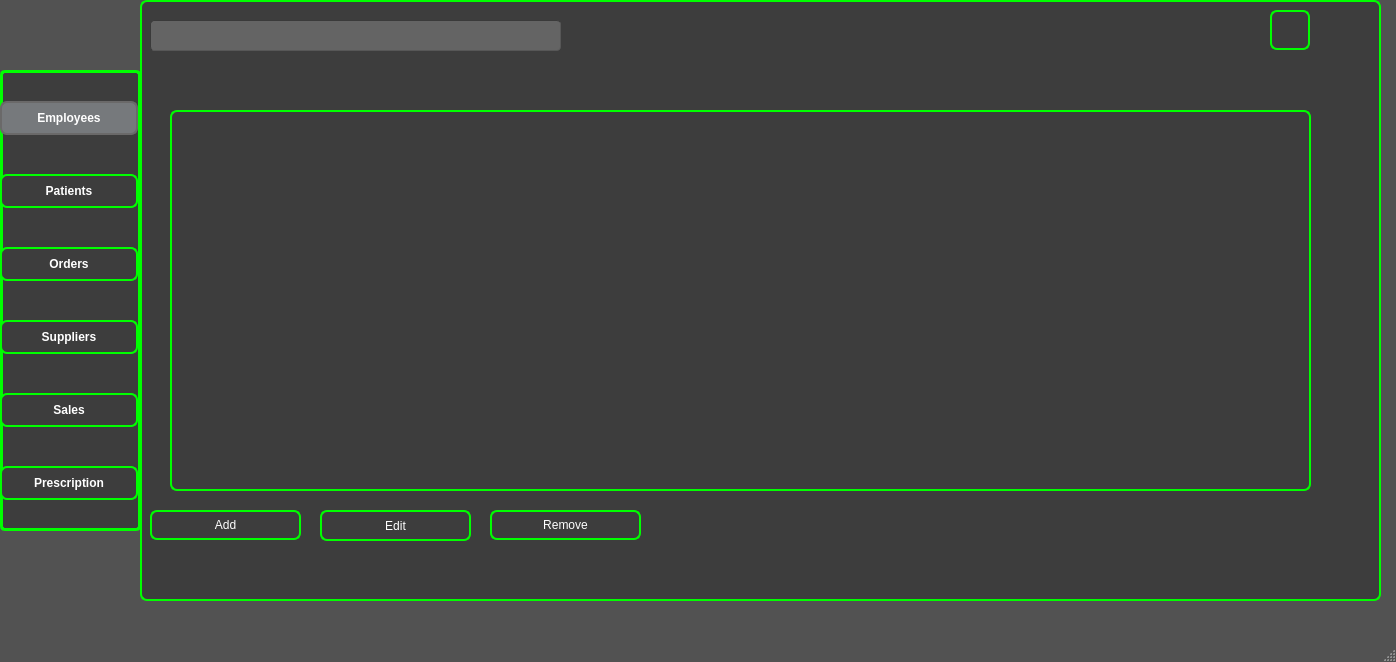
Qt form mainwindow.ui (ProjetCpp-2425/projetcpp-smart-pharmacy-2a30) before a commit.
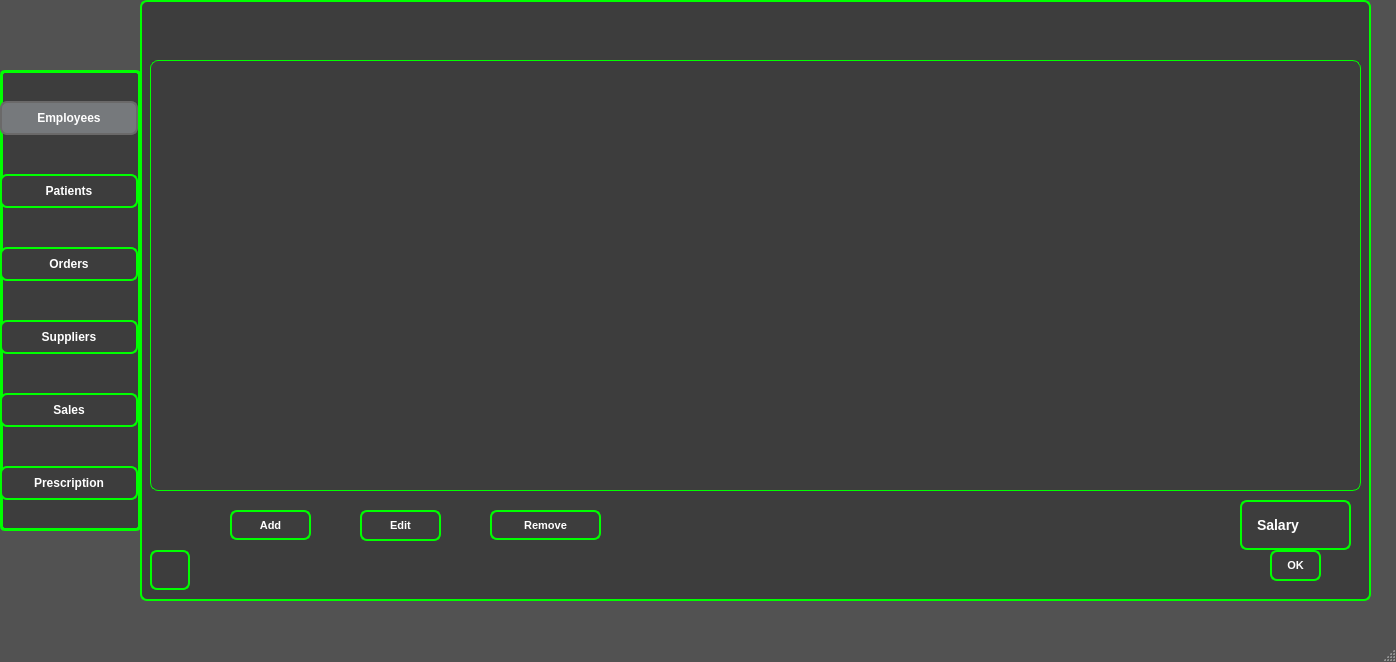
The same form after that commit. Icons and pictures are not drawn.

What changed in the file:
```diff
--- a/mainwindow.ui
+++ b/mainwindow.ui
@@ -514,7 +514,7 @@
      <rect>
       <x>140</x>
       <y>0</y>
-      <width>1241</width>
+      <width>1231</width>
       <height>601</height>
      </rect>
     </property>
@@ -542,27 +542,27 @@
     <widget class="QTableView" name="tableView">
      <property name="geometry">
       <rect>
-       <x>30</x>
-       <y>110</y>
-       <width>1141</width>
-       <height>381</height>
+       <x>10</x>
+       <y>60</y>
+       <width>1211</width>
+       <height>431</height>
       </rect>
      </property>
      <property name="styleSheet">
       <string notr="true">/* QTableView Styling */
 QTableView {
-    border-style: solid;
     background-color: #3d3d3d;  /* Dark background */
     color: #ffffff;  /* White text */
-    border-radius: 7px;  /* Rounded corners */
-    border-width: 2px;  /* Set border width */
-    border-color: #00ff00;  /* Green border */
+    border: 1px solid #00ff00;  /* Green border */
+    border-radius: 8px;  /* Rounded corners */
     gridline-color: #00ff00;  /* Green gridlines */
-    selection-background-color: #2d89ef;  /* Blue background when selected */
+    selection-background-color: #2d89ef;  /* Bright blue background when selected */
     selection-color: #ffffff;  /* White text when selected */
+    alternate-background-color: #2b2b2b;  /* Alternate row background */
+    padding: 8px;  /* Increased padding */
 }
 
-/* Header Styling */
+/* Header Styling for Horizontal Headers */
 QHeaderView::section {
     background-color: #3d3d3d;  /* Dark background for header */
     color: #ffffff;  /* White text for headers */
@@ -571,6 +571,20 @@
     border-color: #00ff00;  /* Green border */
     padding: 8px;
     font-weight: bold;  /* Bold header text */
+    font-size: 12pt;
+}
+
+/* Vertical Header (Row Number Bar) Styling */
+QHeaderView::section:vertical {
+    background-color: #3d3d3d;  /* Dark background for row number bar */
+    color: #ffffff;  /* White text for row numbers */
+    border-style: solid;
+    border-width: 2px;
+    border-color: #00ff00;  /* Green border */
+    padding: 8px;  /* Increase padding for row number cells */
+    font-weight: bold;
+    font-size: 10pt;
+    min-width: 45px;  /* Increase width of row number bar */
 }
 
 /* Hover effect for header */
@@ -579,10 +593,11 @@
     color: #ffffff;  /* Keep white text */
 }
 
-/* Odd rows */
+/* Row Styling */
 QTableView::item {
-    background-color: #2b2b2b;  /* Darker background for rows */
+    background-color: #333333;  /* Consistent background for rows */
     color: #ffffff;  /* White text */
+    padding: 6px;  /* Increased padding for readability */
 }
 
 /* Even rows */
@@ -596,10 +611,12 @@
     color: #ffffff;  /* Keep text white */
 }
 
-/* Selected row */
+/* Selected row with clearer styling */
 QTableView::item:selected {
-    background-color: #2d89ef;  /* Blue background for selected rows */
+    background-color: #2d89ef;  /* Bright blue background for selected rows */
     color: #ffffff;  /* White text */
+    border: 2px solid #00ff00;  /* Thicker green border around selected row */
+    padding: 6px;  /* Ensure padding to avoid text clipping */
 }
 </string>
      </property>
@@ -607,9 +624,9 @@
     <widget class="QPushButton" name="editButton">
      <property name="geometry">
       <rect>
-       <x>180</x>
+       <x>220</x>
        <y>510</y>
-       <width>151</width>
+       <width>81</width>
        <height>31</height>
       </rect>
      </property>
@@ -618,10 +635,12 @@
 QPushButton {
     border-style: solid;
     background-color: #3d3d3d;  /* Same dark background */
-    color: #fff;  /* White text */
+    color: #ffffff;  /* White text */
+    font-size: 11px;  /* Increase font size */
+    font-weight: bold;  /* Make text bold */
     border-radius: 7px;  /* Rounded corners */
     border-width: 2px;  /* Set border width */
-    border-color: #00ff00;  /* Orange border */
+    border-color: #00ff00;  /* Green border */
     padding: 8px 15px;  /* Padding for button spacing */
     outline: none; /* Remove default focus outline */
 }
@@ -640,7 +659,6 @@
     border-width: 2px;  /* Keep the border width */
 }
 
-
 /* Checked/Pressed button stays in this state */
 QPushButton:checked {
     background-color: #76797C;  /* Grayish background when checked */
@@ -665,7 +683,7 @@
       <rect>
        <x>350</x>
        <y>510</y>
-       <width>151</width>
+       <width>111</width>
        <height>30</height>
       </rect>
      </property>
@@ -680,10 +698,12 @@
 QPushButton {
     border-style: solid;
     background-color: #3d3d3d;  /* Same dark background */
-    color: #fff;  /* White text */
+    color: #ffffff;  /* White text */
+    font-size: 11px;  /* Increase font size */
+    font-weight: bold;  /* Make text bold */
     border-radius: 7px;  /* Rounded corners */
     border-width: 2px;  /* Set border width */
-    border-color: #00ff00;  /* Orange border */
+    border-color: #00ff00;  /* Green border */
     padding: 8px 15px;  /* Padding for button spacing */
     outline: none; /* Remove default focus outline */
 }
@@ -702,7 +722,6 @@
     border-width: 2px;  /* Keep the border width */
 }
 
-
 /* Checked/Pressed button stays in this state */
 QPushButton:checked {
     background-color: #76797C;  /* Grayish background when checked */
@@ -729,9 +748,9 @@
     <widget class="QPushButton" name="addButton">
      <property name="geometry">
       <rect>
-       <x>10</x>
+       <x>90</x>
        <y>510</y>
-       <width>151</width>
+       <width>81</width>
        <height>30</height>
       </rect>
      </property>
@@ -746,10 +765,12 @@
 QPushButton {
     border-style: solid;
     background-color: #3d3d3d;  /* Same dark background */
-    color: #fff;  /* White text */
+    color: #ffffff;  /* White text */
+    font-size: 11px;  /* Increase font size */
+    font-weight: bold;  /* Make text bold */
     border-radius: 7px;  /* Rounded corners */
     border-width: 2px;  /* Set border width */
-    border-color: #00ff00;  /* Orange border */
+    border-color: #00ff00;  /* Green border */
     padding: 8px 15px;  /* Padding for button spacing */
     outline: none; /* Remove default focus outline */
 }
@@ -768,7 +789,6 @@
     border-width: 2px;  /* Keep the border width */
 }
 
-
 /* Checked/Pressed button stays in this state */
 QPushButton:checked {
     background-color: #76797C;  /* Grayish background when checked */
@@ -795,8 +815,8 @@
     <widget class="QPushButton" name="pushButton_26">
      <property name="geometry">
       <rect>
-       <x>1130</x>
-       <y>10</y>
+       <x>10</x>
+       <y>550</y>
        <width>40</width>
        <height>40</height>
       </rect>
@@ -867,26 +887,153 @@
       </size>
      </property>
     </widget>
-    <widget class="QLineEdit" name="chercher">
+    <widget class="QComboBox" name="comboBox">
      <property name="geometry">
       <rect>
-       <x>10</x>
-       <y>20</y>
-       <width>411</width>
+       <x>1100</x>
+       <y>500</y>
+       <width>111</width>
+       <height>50</height>
+      </rect>
+     </property>
+     <property name="styleSheet">
+      <string notr="true">/* QComboBox Styling */
+QComboBox {
+    background-color: #3d3d3d;  /* Dark background */
+    color: #ffffff;  /* White text */
+    font-size: 14px;  /* Increase font size */
+    font-weight: bold;  /* Bold text */
+    border-radius: 7px;  /* Rounded corners */
+    border: 2px solid #00ff00;  /* Green border */
+    padding: 8px 15px;  /* Padding for spacing */
+    outline: none;  /* Remove default focus outline */
+    min-height: 30px; /* Ensures enough height */
+}
+
+/* Drop-down arrow styling */
+QComboBox::drop-down {
+    border: none;  /* Remove border around arrow */
+    background: transparent;  /* Transparent background */
+}
+
+QComboBox::down-arrow {
+    image: url(/path/to/your/arrow-icon.png); /* Custom arrow icon */
+    width: 12px;  /* Adjust size as needed */
+    height: 12px;
+}
+
+/* List view (drop-down) */
+QComboBox QAbstractItemView {
+    background-color: #3d3d3d;  /* Dark background for list */
+    color: #ffffff;  /* White text in list */
+    border: 2px solid #00ff00;  /* Green border */
+    selection-background-color: #2d89ef;  /* Blue background for selected item */
+    selection-color: #ffffff;  /* White text for selected item */
+    border-radius: 7px;  /* Rounded corners */
+}
+
+/* Hover effect */
+QComboBox:hover {
+    color: #e0e0e0;  /* Slightly brighter text on hover */
+    background-color: qlineargradient(spread:pad, x1:0.517, y1:0, x2:0.517, y2:1, stop:0 rgba(45, 45, 45, 255), stop:0.505682 rgba(45, 45, 45, 255), stop:1 rgba(29, 29, 29, 255));  /* Darker background */
+    border-color: #2d89ef;  /* Blue border on hover */
+}
+
+/* Pressed/Checked effect */
+QComboBox:pressed, QComboBox:on {
+    background-color: qlineargradient(spread:pad, x1:0.517, y1:0, x2:0.517, y2:1, stop:0 rgba(29, 29, 29, 255), stop:0.505682 rgba(45, 45, 45, 255), stop:1 rgba(29, 29, 29, 255));  /* Darker background on press */
+    border-color: #da532c;  /* Orange border when pressed */
+}
+
+/* Disabled ComboBox */
+QComboBox:disabled {
+    background-color: #2b2b2b;  /* Darker background for disabled */
+    color: #aaaaaa;  /* Gray text when disabled */
+    border-color: #555555;  /* Lighter border for disabled */
+}
+</string>
+     </property>
+     <item>
+      <property name="text">
+       <string>Salary</string>
+      </property>
+     </item>
+     <item>
+      <property name="text">
+       <string>Hire Date</string>
+      </property>
+     </item>
+     <item>
+      <property name="text">
+       <string>Role</string>
+      </property>
+     </item>
+     <item>
+      <property name="text">
+       <string>Age</string>
+      </property>
+     </item>
+     <item>
+      <property name="text">
+       <string>Gender</string>
+      </property>
+     </item>
+    </widget>
+    <widget class="QPushButton" name="sortButton">
+     <property name="geometry">
+      <rect>
+       <x>1130</x>
+       <y>550</y>
+       <width>51</width>
        <height>31</height>
       </rect>
      </property>
      <property name="styleSheet">
-      <string notr="true">QLineEdit {
-	border-width: 1px; border-radius: 4px;
-	border-color: rgb(58, 58, 58);
-	border-style: inset;
-	padding: 0 8px;
-	color: rgb(255, 255, 255);
-	background:rgb(100, 100, 100);
-	selection-background-color: rgb(187, 187, 187);
-	selection-color: rgb(60, 63, 65);
-}</string>
+      <string notr="true">/* QPushButton Styling */
+QPushButton {
+    border-style: solid;
+    background-color: #3d3d3d;  /* Same dark background */
+    color: #ffffff;  /* White text */
+    font-size: 11px;  /* Increase font size */
+    font-weight: bold;  /* Make text bold */
+    border-radius: 7px;  /* Rounded corners */
+    border-width: 2px;  /* Set border width */
+    border-color: #00ff00;  /* Green border */
+    padding: 8px 15px;  /* Padding for button spacing */
+    outline: none; /* Remove default focus outline */
+}
+
+/* Hover effect */
+QPushButton:hover {
+    color: #e0e0e0;  /* Slightly brighter text on hover */
+    background-color: qlineargradient(spread:pad, x1:0.517, y1:0, x2:0.517, y2:1, stop:0 rgba(45, 45, 45, 255), stop:0.505682 rgba(45, 45, 45, 255), stop:1 rgba(29, 29, 29, 255));  /* Darker background */
+    border-color: #2d89ef;  /* Blue border on hover */
+}
+
+/* Pressed/Clicked effect (with border unchanged) */
+QPushButton:pressed {
+    background-color: qlineargradient(spread:pad, x1:0.517, y1:0, x2:0.517, y2:1, stop:0 rgba(29, 29, 29, 255), stop:0.505682 rgba(45, 45, 45, 255), stop:1 rgba(29, 29, 29, 255));  /* Darker background on press */
+    border-color: #da532c;  /* Keep the orange border when pressed */
+    border-width: 2px;  /* Keep the border width */
+}
+
+/* Checked/Pressed button stays in this state */
+QPushButton:checked {
+    background-color: #76797C;  /* Grayish background when checked */
+    border-color: #6A6969;  /* Gray border when checked */
+    color: #ffffff;  /* White text when checked */
+}
+
+/* Disabled Button */
+QPushButton:disabled {
+    background-color: #2b2b2b;  /* Darker background for disabled button */
+    color: #aaaaaa;  /* Gray text when disabled */
+    border-color: #555555;  /* Lighter border when disabled */
+}
+</string>
+     </property>
+     <property name="text">
+      <string>OK</string>
      </property>
     </widget>
     <zorder>chercher</zorder>
```
Left out of the diff: 15 changed lines with no effect on the pictures.
